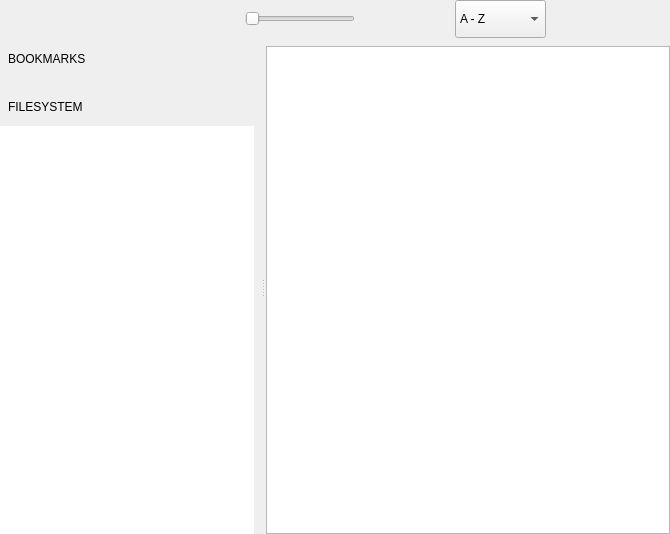
do-i/thumbgrid, file qimgv/gui/folderview/folderview.ui: the form before one commit.
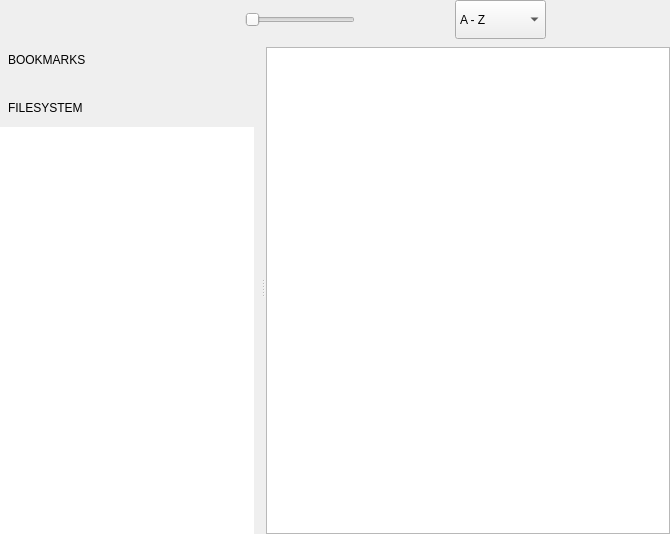
The form after the commit. Custom widgets are drawn as their Qt base class.

```diff
--- a/qimgv/gui/folderview/folderview.ui
+++ b/qimgv/gui/folderview/folderview.ui
@@ -69,7 +69,7 @@
        <number>0</number>
       </property>
       <property name="bottomMargin">
-       <number>1</number>
+       <number>0</number>
       </property>
       <item>
        <widget class="ActionButton" name="togglePlacesPanelButton" native="true">
@@ -400,24 +400,7 @@
     </widget>
    </item>
    <item>
-    <layout class="QHBoxLayout" name="horizontalLayout">
-     <property name="spacing">
-      <number>7</number>
-     </property>
-     <property name="leftMargin">
-      <number>0</number>
-     </property>
-     <property name="topMargin">
-      <number>0</number>
-     </property>
-     <property name="rightMargin">
-      <number>0</number>
-     </property>
-     <property name="bottomMargin">
-      <number>0</number>
-     </property>
-     <item>
-      <widget class="QWidget" name="widget" native="true">
+    <widget class="QWidget" name="contentsWidget" native="true">
        <property name="sizePolicy">
         <sizepolicy hsizetype="MinimumExpanding" vsizetype="MinimumExpanding">
          <horstretch>0</horstretch>
@@ -432,7 +415,7 @@
          <number>0</number>
         </property>
         <property name="topMargin">
-         <number>0</number>
+       <number>1</number>
         </property>
         <property name="rightMargin">
          <number>0</number>
@@ -754,8 +737,6 @@
         </item>
        </layout>
       </widget>
-     </item>
-    </layout>
    </item>
   </layout>
  </widget>
```
Left out of the diff: 3 changed lines with no effect on the pictures. Lines whose indentation alone changed are shown as unchanged.
